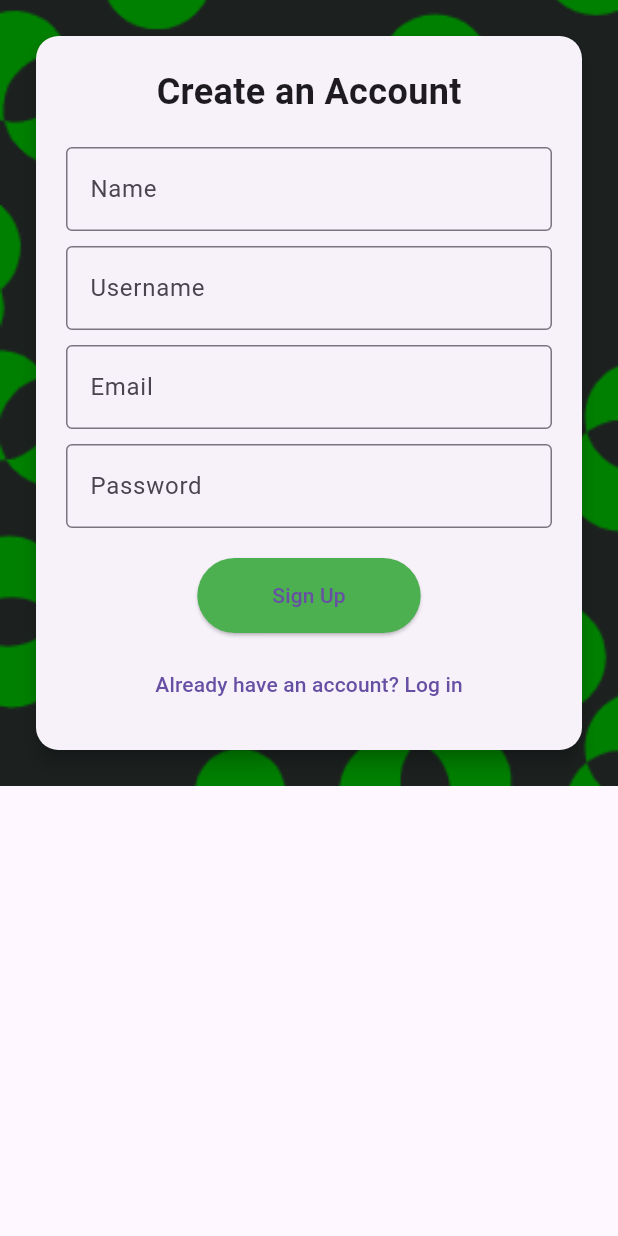
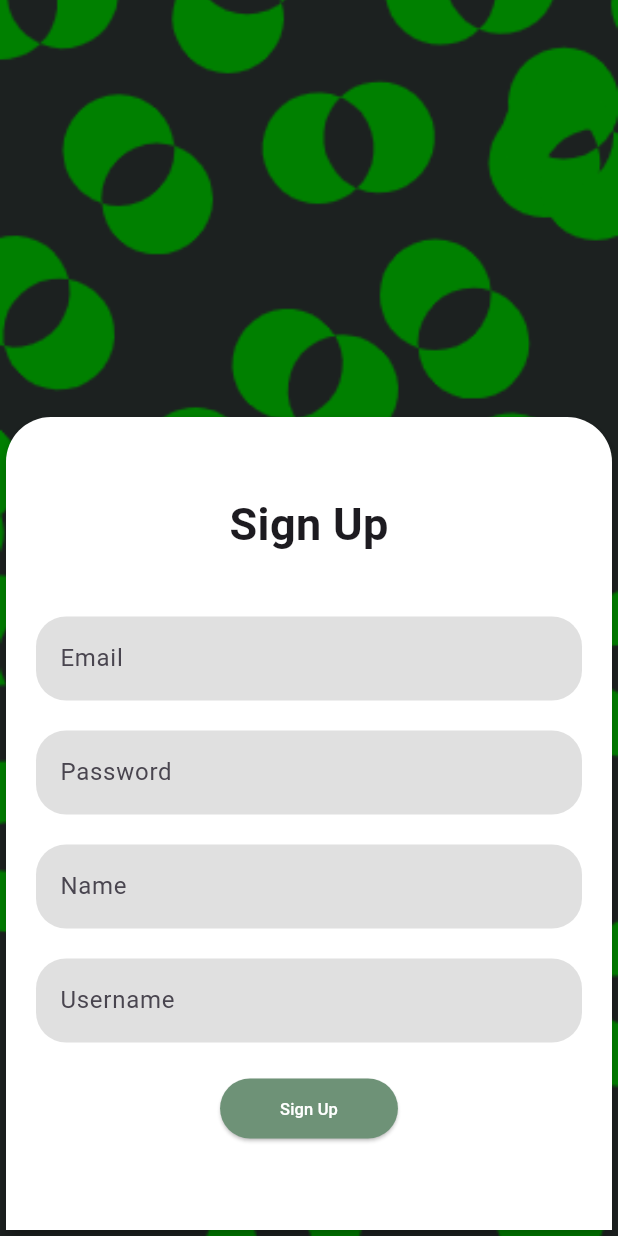
Before and after one commit to mrzaazhar/ThatsFit, a Flutter app: the SignUpPage screen opened directly, on a phone screen of 412 x 824 dp. Run offline on Flutter 3.47's test engine with Material 3 defaults, Android fonts, the phone set to English and light mode, and no system bars; our stand-ins replace firebase_auth, firebase_core, google_nav_bar; accounts and stored records are empty; Roboto replaces fonts that are missing (DM Sans, aileron).

Commit message:
sign up page added

```diff
--- a/lib/signup_page.dart
+++ b/lib/signup_page.dart
@@ -47,27 +47,81 @@ class _SignUpPageState extends State<SignUpPage> {
         decoration: BoxDecoration(
           color: Colors.black,
           image: DecorationImage(
-            image: AssetImage(
-                'assets/PNG/background.png'), // Add your background image here
+            image: AssetImage('assets/PNG/background.png'),
             fit: BoxFit.cover,
           ),
         ),
-        padding: EdgeInsets.all(20.0),
+        child: Column(
+          children: [
+            Expanded(
+              flex: 1,
+              child: Container(),
+            ),
+            Expanded(
+              flex: 0,
+              child: Container(
+                margin: EdgeInsets.zero,
+                height: 550,
+                width: 500,
                 child: Card(
+                  color: Colors.white,
+                  shape: RoundedRectangleBorder(
+                    borderRadius: BorderRadius.vertical(
+                      top: Radius.circular(30),
+                    ),
+                  ),
                   elevation: 5,
-          shape: RoundedRectangleBorder(
-            borderRadius: BorderRadius.circular(15),
-          ),
                   child: Padding(
                     padding: const EdgeInsets.all(20.0),
                     child: Column(
-              mainAxisSize: MainAxisSize.min,
+                      mainAxisAlignment: MainAxisAlignment.start,
+                      crossAxisAlignment: CrossAxisAlignment.center,
                       children: [
-                Text(
-                  'Create an Account',
+                        Container(
+                          margin: EdgeInsets.all(30),
+                          child: Text(
+                            'Sign Up',
                             style: TextStyle(
-                    fontSize: 24,
+                                fontSize: 30,
                                 fontWeight: FontWeight.bold,
+                                fontFamily: 'aileron'),
+                          ),
+                        ),
+                        SizedBox(height: 10),
+                        // Email Field
+                        TextField(
+                          controller: _emailController,
+                          decoration: InputDecoration(
+                            labelText: 'Email',
+                            labelStyle: TextStyle(
+                              fontFamily: 'DM Sans',
+                            ),
+                            filled: true, // Enable fill color
+                            fillColor: Color(0xFFE0E0E0), // Set fill color
+                            border: OutlineInputBorder(
+                              borderRadius:
+                                  BorderRadius.circular(20), // Circular border
+                              borderSide: BorderSide.none, // Remove border line
+                            ),
+                          ),
+                        ),
+                        SizedBox(height: 20),
+                        // Password Field
+                        TextField(
+                          controller: _passwordController,
+                          obscureText: true,
+                          decoration: InputDecoration(
+                            labelText: 'Password',
+                            labelStyle: TextStyle(
+                              fontFamily: 'DM Sans',
+                            ),
+                            filled: true, // Enable fill color
+                            fillColor: Color(0xFFE0E0E0), // Set fill color
+                            border: OutlineInputBorder(
+                              borderRadius:
+                                  BorderRadius.circular(20), // Circular border
+                              borderSide: BorderSide.none, // Remove border line
+                            ),
                           ),
                         ),
                         SizedBox(height: 20),
@@ -76,58 +130,62 @@ class _SignUpPageState extends State<SignUpPage> {
                           controller: _nameController,
                           decoration: InputDecoration(
                             labelText: 'Name',
-                    border: OutlineInputBorder(),
+                            labelStyle: TextStyle(
+                              fontFamily: 'DM Sans',
+                            ),
+                            filled: true, // Enable fill color
+                            fillColor: Color(0xFFE0E0E0), // Set fill color
+                            border: OutlineInputBorder(
+                              borderRadius:
+                                  BorderRadius.circular(20), // Circular border
+                              borderSide: BorderSide.none, // Remove border line
                             ),
                           ),
-                SizedBox(height: 10),
+                        ),
+                        SizedBox(height: 20),
                         // Username Field
                         TextField(
                           controller: _usernameController,
                           decoration: InputDecoration(
                             labelText: 'Username',
-                    border: OutlineInputBorder(),
+                            labelStyle: TextStyle(
+                              fontFamily: 'DM Sans',
+                            ),
+                            filled: true, // Enable fill color
+                            fillColor: Color(0xFFE0E0E0), // Set fill color
+                            border: OutlineInputBorder(
+                              borderRadius:
+                                  BorderRadius.circular(20), // Circular border
+                              borderSide: BorderSide.none, // Remove border line
                             ),
                           ),
-                SizedBox(height: 10),
-                // Email Field
-                TextField(
-                  controller: _emailController,
-                  decoration: InputDecoration(
-                    labelText: 'Email',
-                    border: OutlineInputBorder(),
+                        ),
+                        // Sign Up Button
+                        Container(
+                          margin: EdgeInsets.all(20),
+                          child: ElevatedButton(
+                            onPressed: () {
+                              _signUp(context);
+                            },
+                            child: Text('Sign Up', style: TextStyle(fontSize: 11, fontFamily: 'DM Sans', color: Colors.white),),
+                            style: ElevatedButton.styleFrom(
+                              backgroundColor: Color(0xFF6e9277), // Button color
+                              padding: EdgeInsets.symmetric(
+                                horizontal: 40,
+                                vertical: 10,
                               ),
                             ),
-                SizedBox(height: 10),
-                // Password Field
-                TextField(
-                  controller: _passwordController,
-                  obscureText: true,
-                  decoration: InputDecoration(
-                    labelText: 'Password',
-                    border: OutlineInputBorder(),
                           ),
-                ),
-                SizedBox(height: 20),
-                ElevatedButton(
-                  onPressed: () => _signUp(context),
-                  child: Text('Sign Up'),
-                  style: ElevatedButton.styleFrom(
-                    backgroundColor: Colors.green,
-                    padding: EdgeInsets.symmetric(horizontal: 50, vertical: 15),
-                  ),
-                ),
-                SizedBox(height: 10),
-                TextButton(
-                  onPressed: () {
-                    Navigator.pop(context); // Go back to the login page
-                  },
-                  child: Text('Already have an account? Log in'),
                         ),
                       ],
                     ),
                   ),
                 ),
               ),
+            ),
+          ],
+        ),
+      ),
     );
   }
 }
--- a/pubspec.yaml
+++ b/pubspec.yaml
@@ -36,6 +36,7 @@ dependencies:
   cupertino_icons: ^1.0.8
   firebase_core: ^3.12.1
   firebase_auth: ^5.5.1
+  cloud_firestore: ^3.1.5
 dev_dependencies:
   flutter_test:
     sdk: flutter
```
Lines whose indentation alone changed are shown as unchanged.
